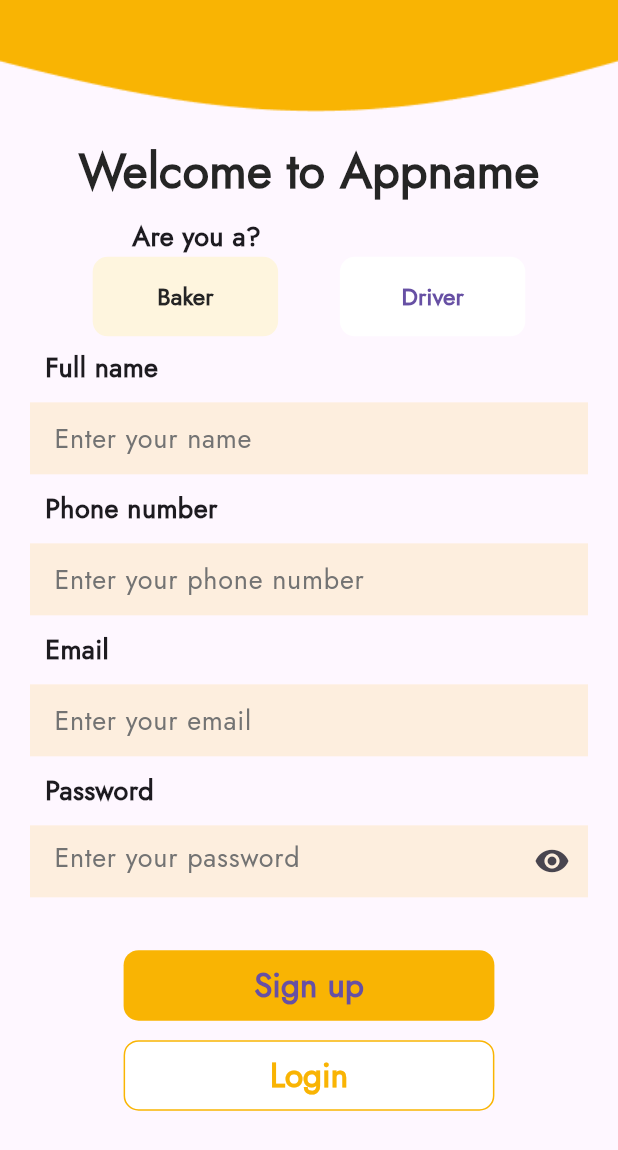
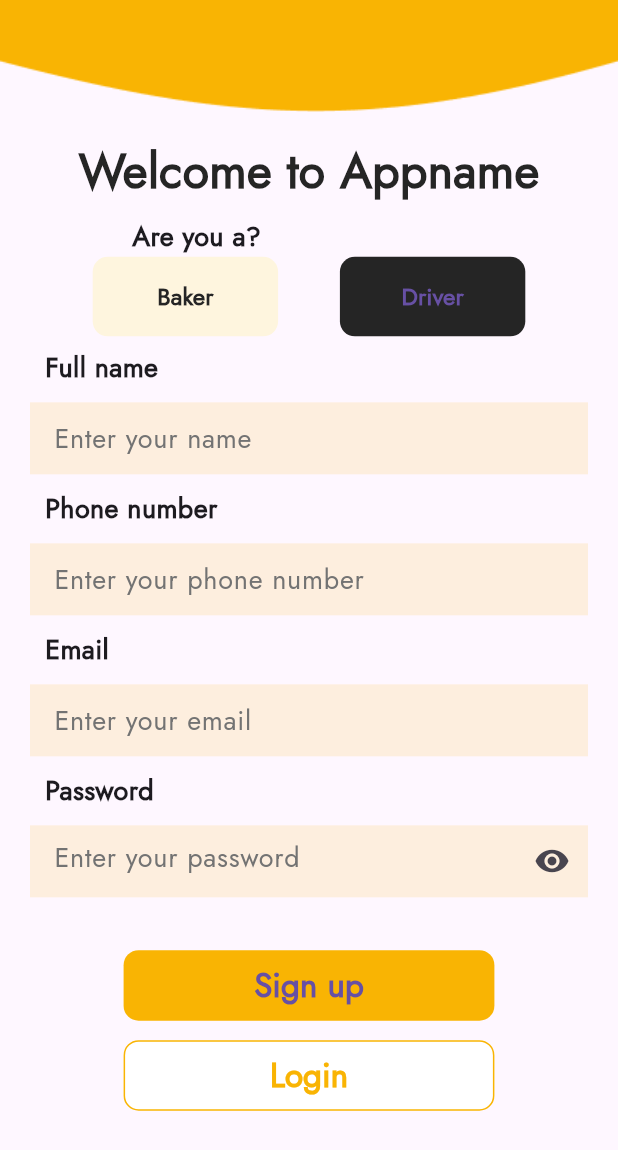
Before and after one commit to hedmi-san/Bakery-App-UI, a Flutter app: the SignUpScreen screen opened directly, after a tap on "Driver", on a phone screen of 412 x 824 dp. Shown: the top 1150 px of the screen. Run offline on Flutter 3.47's test engine with Material 3 defaults, Android fonts, the phone set to English and light mode, and no system bars; our stand-ins replace google_nav_bar.

Commit message:
second-commit
05/03/2024
configuring the nav bar

```diff
--- a/lib/screens/login.dart
+++ b/lib/screens/login.dart
@@ -1,3 +1,4 @@
+import '../mainWrapper.dart';
 import '../screens/bakerHome.dart';
 import '../screens/signup.dart';
 
@@ -6,7 +7,6 @@ import 'package:flutter/material.dart';
 
 class LoginInScreen extends StatelessWidget {
   const LoginInScreen({super.key});
-
   @override
   Widget build(BuildContext context) {
     return SafeArea(
@@ -90,7 +90,7 @@ class LoginInScreen extends StatelessWidget {
                         Navigator.push(
                             context,
                             MaterialPageRoute(
-                                builder: (context) => const BakerHomeScreen()));
+                                builder: (context) => MainWrapper()));
                       },
                       child: const Padding(
                         padding: EdgeInsets.all(8.0),
--- a/lib/screens/signup.dart
+++ b/lib/screens/signup.dart
@@ -1,6 +1,7 @@
 import 'package:bakeryapp/screens/login.dart';
 import 'package:flutter/material.dart';
 
+import '../mainWrapper.dart';
 import '../widgets/textForm.dart';
 import 'bakerHome.dart';
 
@@ -89,7 +90,7 @@ class SignUpScreen extends StatelessWidget {
                       Navigator.push(
                           context,
                           MaterialPageRoute(
-                              builder: (context) => const BakerHomeScreen()));
+                              builder: (context) => MainWrapper()));
                     },
                     child: const Padding(
                       padding: EdgeInsets.all(8.0),
@@ -168,7 +169,7 @@ class _DriverSelectionButtonState extends State<DriverSelectionButton> {
           setState(() {
             buttonColor =
                 (buttonColor == const Color.fromRGBO(115, 115, 115, 1))
-                    ? const Color.fromRGBO(255, 255, 255, 1)
+                    ? const Color.fromRGBO(37, 37, 37, 1)
                     : const Color.fromRGBO(115, 115, 115, 1);
           });
         },
--- a/lib/widgets/textForm.dart
+++ b/lib/widgets/textForm.dart
@@ -1,12 +1,17 @@
 // ignore: file_names
+// ignore_for_file: library_private_types_in_public_api
+
 import 'package:flutter/material.dart';
 
 class TextForm extends StatefulWidget {
   final String text;
   final String phrase;
 
-  const TextForm({Key? key, required this.text, required this.phrase})
-      : super(key: key);
+  const TextForm({
+    Key? key,
+    required this.text,
+    required this.phrase,
+  }) : super(key: key);
 
   @override
   _TextFormState createState() => _TextFormState();
--- a/pubspec.yaml
+++ b/pubspec.yaml
@@ -34,6 +34,7 @@ dependencies:
   # The following adds the Cupertino Icons font to your application.
   # Use with the CupertinoIcons class for iOS style icons.
   cupertino_icons: ^1.0.2
+  google_nav_bar: ^5.0.6
 
 dev_dependencies:
   flutter_test:
```
Also changed, not shown: lib/mainWrapper.dart (added, +71 -0 lines), lib/screens/bakerProfile.dart (added, +14 -0 lines), lib/screens/bakerShop.dart (added, +14 -0 lines), pubspec.lock.
